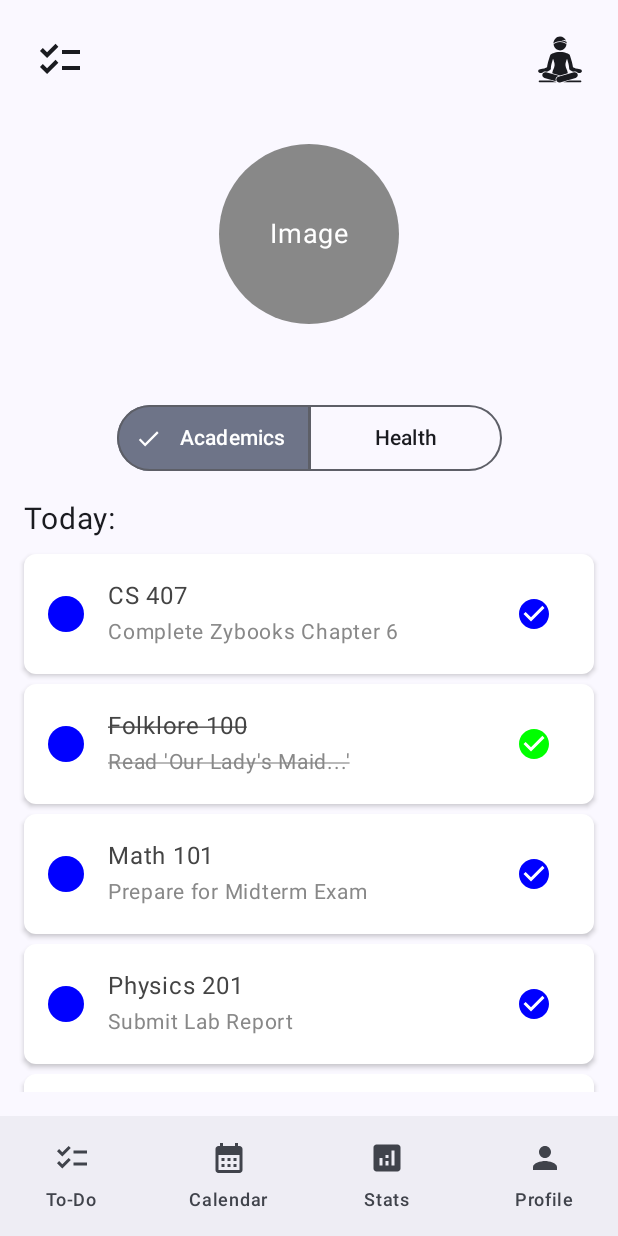
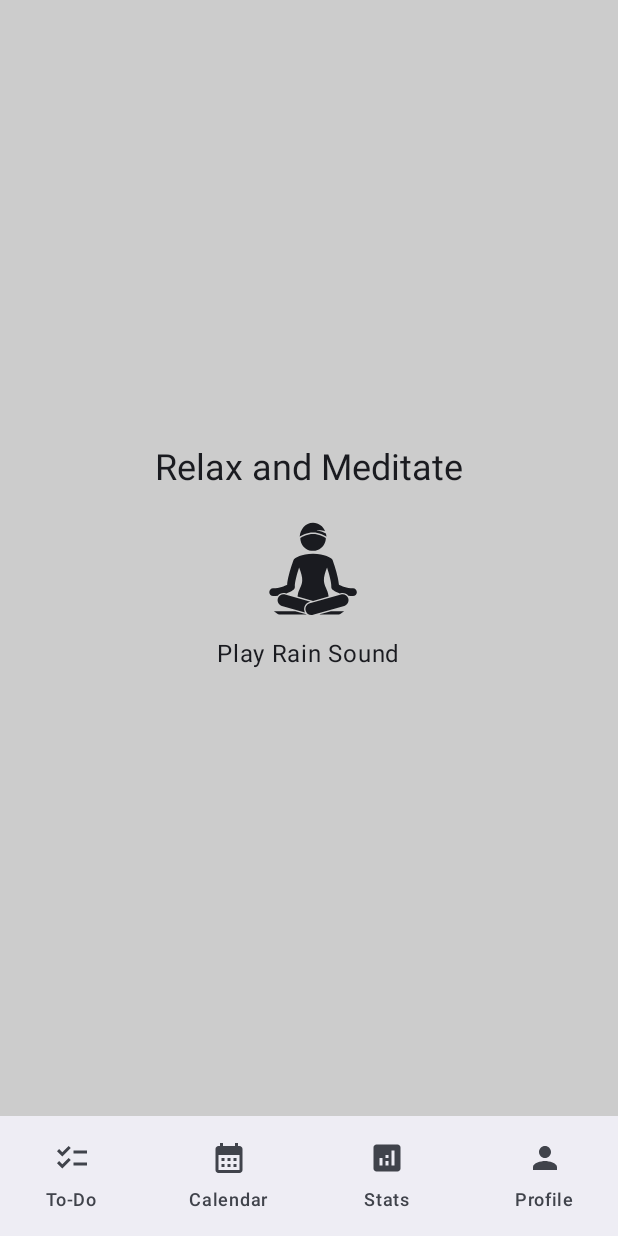
Before and after one commit to RainyJin/WellNest, an Android app built with Jetpack Compose: the MainScreen screen opened through its navigation route, after a tap on "Second Button", on a phone screen of 412 x 824 dp. Run offline under Robolectric (Android 15) with nearby library versions, the phone set to English and light mode, and no system bars; libraries missing offline, so code that uses them is left out: coil.decode; 1 statement that could not run was skipped.

Commit message:
Add meditation function in ToDo

```diff
--- a/app/build.gradle.kts
+++ b/app/build.gradle.kts
@@ -85,6 +85,8 @@ dependencies {
 
     implementation ("androidx.activity:activity-compose:1.7.2")
     implementation ("androidx.lifecycle:lifecycle-runtime-compose:2.6.0")
+    implementation ("androidx.navigation:navigation-compose:2.7.0")
+    implementation ("androidx.media3:media3-exoplayer:1.0.0")
 
 
 
--- a/app/src/main/java/com/cs407/wellnest/MainActivity.kt
+++ b/app/src/main/java/com/cs407/wellnest/MainActivity.kt
@@ -57,7 +57,8 @@ fun MainScreen() {
             startDestination = "nav_todo",
             Modifier.padding(innerPadding)
         ) {
-            composable("nav_todo") { TodoScreen() } // Reference to the To-Do screen
+            composable("nav_todo") { TodoScreen(navController) } // Reference to the To-Do screen
+            composable("meditation") { MeditationScreen(navController)}
             composable("nav_calendar") { CalendarScreen() } // Reference to the Calendar screen
             composable("nav_stat") { StatisticsScreen() } // Reference to the Statistics screen
             composable("nav_profile") {ProfileScreen(navController)  } // Reference to the Profile screen
--- a/app/src/main/java/com/cs407/wellnest/Meditation.kt
+++ b/app/src/main/java/com/cs407/wellnest/Meditation.kt
@@ -1,5 +1,67 @@
 package com.cs407.wellnest
 
-class Meditation {
+import android.media.MediaPlayer
+import androidx.compose.foundation.background
+import androidx.compose.foundation.layout.*
+import androidx.compose.material3.*
+import androidx.compose.runtime.*
+import androidx.compose.ui.Alignment
+import androidx.compose.ui.Modifier
+import androidx.compose.ui.graphics.Color
+import androidx.compose.ui.platform.LocalContext
+import androidx.compose.ui.res.painterResource
+import androidx.compose.ui.unit.dp
+import androidx.navigation.NavHostController
+import com.cs407.wellnest.R
 
+@Composable
+fun MeditationScreen(navController: NavHostController) {
+    val context = LocalContext.current // Get context outside remember
+    var isPlaying by remember { mutableStateOf(false) }
+
+    // Remember and initialize the MediaPlayer
+    val mediaPlayer = remember {
+        MediaPlayer.create(context, R.raw.rain_sound).apply {
+            isLooping = true // Enable looping
+        }
+    }
+
+    Column(
+        modifier = Modifier
+            .fillMaxSize()
+            .background(Color.LightGray)
+            .padding(16.dp),
+        horizontalAlignment = Alignment.CenterHorizontally,
+        verticalArrangement = Arrangement.Center
+    ) {
+        Text(text = "Relax and Meditate", style = MaterialTheme.typography.headlineSmall)
+        Spacer(modifier = Modifier.height(16.dp))
+        IconButton(
+            onClick = {
+                if (isPlaying) {
+                    mediaPlayer.pause()
+                } else {
+                    mediaPlayer.start()
+                }
+                isPlaying = !isPlaying
+            },
+            modifier = Modifier.size(72.dp)
+        ) {
+            Icon(
+                painter = painterResource(id = R.drawable.ic_meditation),
+                contentDescription = "Meditation",
+                modifier = Modifier.size(64.dp)
+            )
+        }
+
+        Spacer(modifier = Modifier.height(8.dp))
+        Text(text = if (isPlaying) "Pause Rain Sound" else "Play Rain Sound")
+    }
+
+    // Dispose of the MediaPlayer when the Composable leaves the composition
+    DisposableEffect(Unit) {
+        onDispose {
+            mediaPlayer.release()
+        }
+    }
 }
--- a/app/src/main/java/com/cs407/wellnest/TodoFragment.kt
+++ b/app/src/main/java/com/cs407/wellnest/TodoFragment.kt
@@ -15,59 +15,62 @@ import androidx.compose.ui.res.painterResource
 import androidx.compose.ui.text.style.TextDecoration
 import androidx.compose.ui.unit.dp
 import androidx.compose.ui.unit.sp
+import androidx.navigation.NavHostController
 
 @Composable
-fun TodoScreen() {
+fun TodoScreen(navController: NavHostController) {
+    var showMeditationScreen by remember { mutableStateOf(false) }
 
-    var selectedTabIndex by remember { mutableStateOf(0) } // State to track selected tab
-
+    if (showMeditationScreen) {
+        MeditationScreen(onBack = { showMeditationScreen = false })
+    } else {
         Column(
             modifier = Modifier
                 .fillMaxSize()
                 .padding(16.dp)
         ) {
-        TopSection()
+            TopSection(onMeditationClick = { navController.navigate("meditation") })
             Spacer(modifier = Modifier.height(32.dp))
             PlaceholderImage(
                 modifier = Modifier.align(Alignment.CenterHorizontally)
             )
             Spacer(modifier = Modifier.height(52.dp))
-        CategoryTabs(selectedTabIndex = selectedTabIndex) { index ->
-            selectedTabIndex = index // Update selected tab when clicked
+            CategoryTabs(selectedTabIndex = 0) { }
+            Spacer(modifier = Modifier.height(10.dp))
+            TodoListSection(selectedTabIndex = 0)
         }
-        Spacer(modifier = Modifier.height(10.dp))
-        TodoListSection(selectedTabIndex = selectedTabIndex)
     }
 }
 
 @Composable
-fun TopSection() {
+fun TopSection(onMeditationClick: () -> Unit) {
     Row(
         modifier = Modifier.fillMaxWidth(),
         horizontalArrangement = Arrangement.SpaceBetween
     ) {
         IconButton(
-            onClick = { /* Navigate to another page */ },
-            modifier = Modifier.size(48.dp) // Adjust the button size here
+            onClick = { /* Another action */ },
+            modifier = Modifier.size(48.dp)
         ) {
             Icon(
-                painter = painterResource(id = R.drawable.ic_todo), // Placeholder icon
+                painter = painterResource(id = R.drawable.ic_todo),
                 contentDescription = "First Button",
-                modifier = Modifier.size(32.dp) // Adjust the icon size here
+                modifier = Modifier.size(32.dp)
             )
         }
         IconButton(
-            onClick = { /* Navigate to another page */ },
-            modifier = Modifier.size(48.dp) // Adjust the button size here
+            onClick = onMeditationClick,  // Trigger passed action
+            modifier = Modifier.size(48.dp)
         ) {
             Icon(
-                painter = painterResource(id = R.drawable.ic_meditation), // Placeholder icon
+                painter = painterResource(id = R.drawable.ic_meditation),
                 contentDescription = "Second Button",
-                modifier = Modifier.size(32.dp) // Adjust the icon size here
+                modifier = Modifier.size(32.dp)
             )
         }
     }
 }
+
 
 @Composable
 fun PlaceholderImage(modifier: Modifier = Modifier) {
@@ -80,6 +83,24 @@ fun PlaceholderImage(modifier: Modifier = Modifier) {
         Text(text = "Image", fontSize = 18.sp, color = Color.White)
     }
 }
+@Composable
+fun MeditationScreen(onBack: () -> Unit) {
+    Column(
+        modifier = Modifier
+            .fillMaxSize()
+            .background(Color.LightGray)
+            .padding(16.dp),
+        horizontalAlignment = Alignment.CenterHorizontally,
+        verticalArrangement = Arrangement.Center
+    ) {
+        Text(text = "Meditation Screen", style = MaterialTheme.typography.headlineSmall)
+        Spacer(modifier = Modifier.height(16.dp))
+        Button(onClick = onBack) {
+            Text("Back to Todo Screen")
+        }
+    }
+}
+
 
 @Composable
 fun CategoryTabs(selectedTabIndex: Int, onTabSelected: (Int) -> Unit) {
```
Also changed, not shown: 1 other file. Lines whose indentation alone changed are shown as unchanged.
